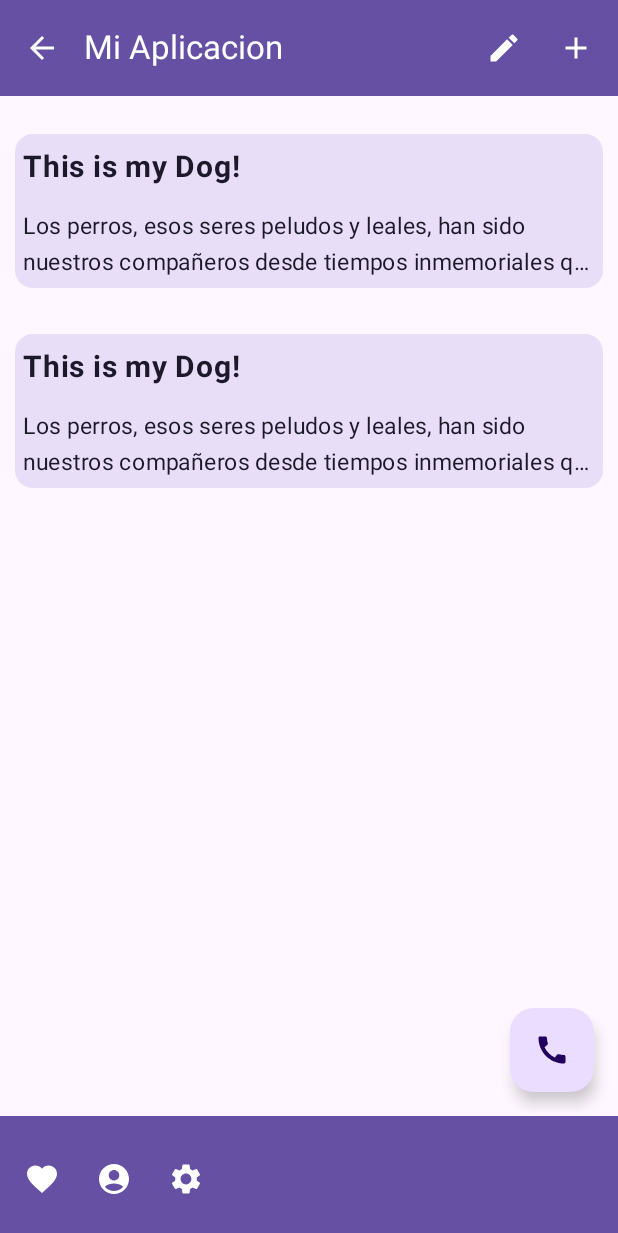
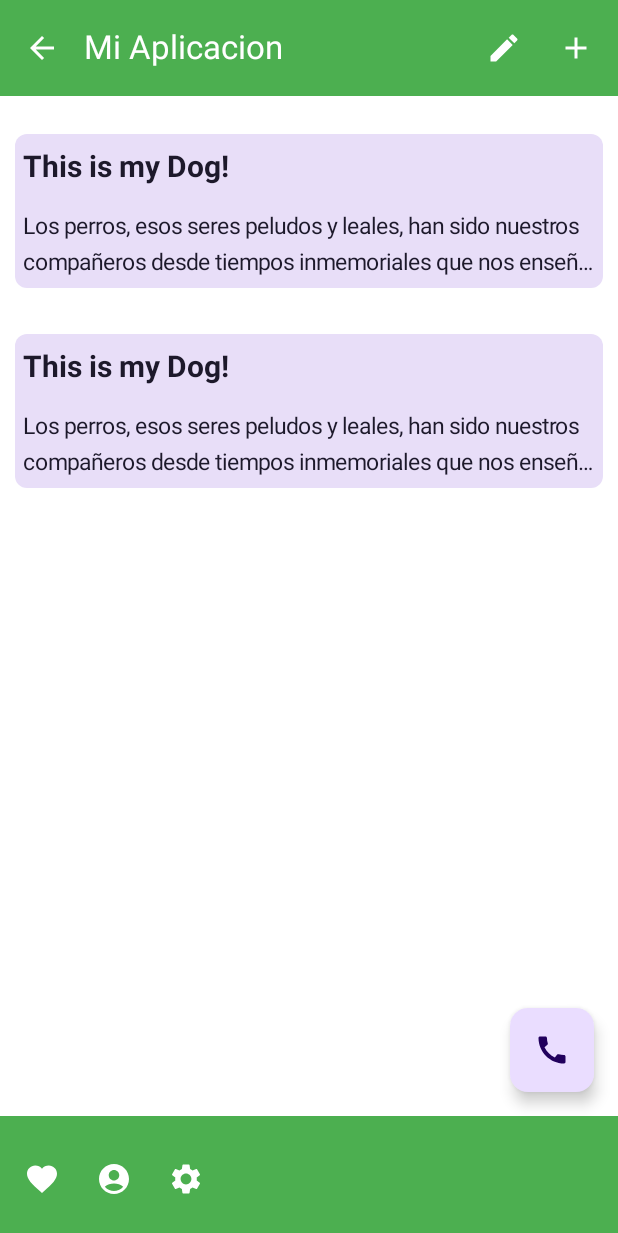
Before and after one commit to pedro-donoso/scaffoldCompose, an Android app built with Jetpack Compose: the screen it shows after launch (MainActivity), on a phone screen of 412 x 824 dp. Shown: the top 1233 px of the screen. Run offline under Robolectric (Android 15) with nearby library versions, the phone set to English and light mode, and no system bars; pictures from the network do not load.

Commit message:
Creo theme y typography

```diff
--- a/app/src/main/java/com/example/material3app/MainActivity.kt
+++ b/app/src/main/java/com/example/material3app/MainActivity.kt
@@ -10,11 +10,8 @@ import androidx.compose.foundation.layout.Arrangement
 import androidx.compose.foundation.layout.Box
 import androidx.compose.foundation.layout.Column
 import androidx.compose.foundation.layout.fillMaxHeight
-import androidx.compose.foundation.layout.fillMaxSize
 import androidx.compose.foundation.layout.fillMaxWidth
-import androidx.compose.foundation.layout.height
 import androidx.compose.foundation.layout.padding
-import androidx.compose.foundation.layout.wrapContentHeight
 import androidx.compose.foundation.rememberScrollState
 import androidx.compose.foundation.verticalScroll
 import androidx.compose.material.icons.Icons
@@ -28,7 +25,6 @@ import androidx.compose.material.icons.filled.Settings
 import androidx.compose.material3.AlertDialog
 import androidx.compose.material3.BottomAppBar
 import androidx.compose.material3.Card
-import androidx.compose.material3.CardColors
 import androidx.compose.material3.CardDefaults
 import androidx.compose.material3.ExperimentalMaterial3Api
 import androidx.compose.material3.FloatingActionButton
@@ -57,7 +53,6 @@ import com.example.material3app.ui.theme.Material3AppTheme
 
 //extiende de ComponentActivity para poder usar el setContent
 class MainActivity : ComponentActivity() {
-    @OptIn(ExperimentalMaterial3Api::class)
     override fun onCreate(savedInstanceState: Bundle?) {
         super.onCreate(savedInstanceState)
         enableEdgeToEdge()
@@ -169,6 +164,9 @@ fun Material3AlertDialog(
     onDismiss: () -> Unit
 ) {
     AlertDialog(
+
+        containerColor = MaterialTheme.colorScheme.primary,
+
         onDismissRequest = onDismiss,
         confirmButton = {
             TextButton(onClick = {
--- a/app/src/main/java/com/example/material3app/ui/theme/Color.kt
+++ /dev/null
@@ -1,11 +0,0 @@
-package com.example.material3app.ui.theme
-
-import androidx.compose.ui.graphics.Color
-
-val Purple80 = Color(0xFFD0BCFF)
-val PurpleGrey80 = Color(0xFFCCC2DC)
-val Pink80 = Color(0xFFEFB8C8)
-
-val Purple40 = Color(0xFF6650a4)
-val PurpleGrey40 = Color(0xFF625b71)
-val Pink40 = Color(0xFF7D5260)
--- /dev/null
+++ b/app/src/main/java/com/example/material3app/ui/theme/Material3AppTheme.kt
@@ -0,0 +1,79 @@
+package com.example.material3app.ui.theme
+
+import androidx.compose.foundation.isSystemInDarkTheme
+import androidx.compose.foundation.shape.RoundedCornerShape
+import androidx.compose.material3.MaterialTheme
+import androidx.compose.material3.Shapes
+import androidx.compose.material3.darkColorScheme
+import androidx.compose.material3.lightColorScheme
+import androidx.compose.material3.Typography
+import androidx.compose.runtime.Composable
+import androidx.compose.ui.graphics.Color
+import androidx.compose.ui.text.TextStyle
+import androidx.compose.ui.text.font.FontWeight
+import androidx.compose.ui.unit.dp
+import androidx.compose.ui.unit.sp
+
+private val LightColorScheme = lightColorScheme(
+    primary = Color(0xFF4CAF50),
+    onPrimary = Color.White,
+    secondary = Color(0xFF03DAC5),
+    onSecondary = Color.Black,
+    error = Color(0xFFB00020),
+    onError = Color.White,
+    background = Color.White,
+    onBackground = Color.Black,
+    surface = Color.White,
+    onSurface = Color.Black
+)
+
+private val DarkColorScheme = darkColorScheme(
+    primary = Color(0xFF4CAF50),
+    onPrimary = Color.White,
+    secondary = Color(0xFF03DAC5),
+    onSecondary = Color.Black,
+    error = Color(0xFFB00020),
+    onError = Color.White,
+    background = Color(0xFF121212),
+    onBackground = Color.White,
+    surface = Color(0xFF121212),
+    onSurface = Color.White
+)
+
+private val Typography = Typography(
+    bodyLarge = TextStyle(
+        fontSize = 16.sp,
+        lineHeight = 24.sp,
+        fontWeight = FontWeight.Normal
+    ),
+    bodyMedium = TextStyle(
+        fontSize = 14.sp,
+        lineHeight = 20.sp,
+        fontWeight = FontWeight.Normal
+    ),
+    bodySmall = TextStyle(
+        fontSize = 12.sp,
+        lineHeight = 16.sp,
+        fontWeight = FontWeight.Normal
+    )
+)
+
+@Composable
+fun Material3AppTheme(
+    darkTheme: Boolean = isSystemInDarkTheme(),
+    content: @Composable () -> Unit
+) {
+    val colorScheme = if (darkTheme) DarkColorScheme else LightColorScheme
+    val shapes = Shapes(
+        small = RoundedCornerShape(4.dp),
+        medium = RoundedCornerShape(8.dp),
+        large = RoundedCornerShape(12.dp)
+    )
+
+    MaterialTheme(
+        colorScheme = colorScheme,
+        typography = Typography,
+        shapes = shapes,
+        content = content
+    )
+}
--- a/app/src/main/java/com/example/material3app/ui/theme/Theme.kt
+++ /dev/null
@@ -1,58 +0,0 @@
-package com.example.material3app.ui.theme
-
-import android.app.Activity
-import android.os.Build
-import androidx.compose.foundation.isSystemInDarkTheme
-import androidx.compose.material3.MaterialTheme
-import androidx.compose.material3.darkColorScheme
-import androidx.compose.material3.dynamicDarkColorScheme
-import androidx.compose.material3.dynamicLightColorScheme
-import androidx.compose.material3.lightColorScheme
-import androidx.compose.runtime.Composable
-import androidx.compose.ui.platform.LocalContext
-
-private val DarkColorScheme = darkColorScheme(
-    primary = Purple80,
-    secondary = PurpleGrey80,
-    tertiary = Pink80
-)
-
-private val LightColorScheme = lightColorScheme(
-    primary = Purple40,
-    secondary = PurpleGrey40,
-    tertiary = Pink40
-
-    /* Other default colors to override
-    background = Color(0xFFFFFBFE),
-    surface = Color(0xFFFFFBFE),
-    onPrimary = Color.White,
-    onSecondary = Color.White,
-    onTertiary = Color.White,
-    onBackground = Color(0xFF1C1B1F),
-    onSurface = Color(0xFF1C1B1F),
-    */
-)
-
-@Composable
-fun Material3AppTheme(
-    darkTheme: Boolean = isSystemInDarkTheme(),
-    // Dynamic color is available on Android 12+
-    dynamicColor: Boolean = false,
-    content: @Composable () -> Unit
-) {
-    val colorScheme = when {
-        dynamicColor && Build.VERSION.SDK_INT >= Build.VERSION_CODES.S -> {
-            val context = LocalContext.current
-            if (darkTheme) dynamicDarkColorScheme(context) else dynamicLightColorScheme(context)
-        }
-
-        darkTheme -> DarkColorScheme
-        else -> LightColorScheme
-    }
-
-    MaterialTheme(
-        colorScheme = colorScheme,
-        typography = Typography,
-        content = content
-    )
-}
--- a/app/src/main/java/com/example/material3app/ui/theme/Type.kt
+++ /dev/null
@@ -1,34 +0,0 @@
-package com.example.material3app.ui.theme
-
-import androidx.compose.material3.Typography
-import androidx.compose.ui.text.TextStyle
-import androidx.compose.ui.text.font.FontFamily
-import androidx.compose.ui.text.font.FontWeight
-import androidx.compose.ui.unit.sp
-
-// Set of Material typography styles to start with
-val Typography = Typography(
-    bodyLarge = TextStyle(
-        fontFamily = FontFamily.Default,
-        fontWeight = FontWeight.Normal,
-        fontSize = 16.sp,
-        lineHeight = 24.sp,
-        letterSpacing = 0.5.sp
-    )
-    /* Other default text styles to override
-    titleLarge = TextStyle(
-        fontFamily = FontFamily.Default,
-        fontWeight = FontWeight.Normal,
-        fontSize = 22.sp,
-        lineHeight = 28.sp,
-        letterSpacing = 0.sp
-    ),
-    labelSmall = TextStyle(
-        fontFamily = FontFamily.Default,
-        fontWeight = FontWeight.Medium,
-        fontSize = 11.sp,
-        lineHeight = 16.sp,
-        letterSpacing = 0.5.sp
-    )
-    */
-)
--- /dev/null
+++ b/app/src/main/java/com/example/material3app/ui/theme/Typography.kt
@@ -0,0 +1,24 @@
+package com.example.material3app.ui.theme
+
+import androidx.compose.material3.Typography
+import androidx.compose.ui.text.TextStyle
+import androidx.compose.ui.text.font.FontWeight
+import androidx.compose.ui.unit.sp
+
+private val Typography = Typography(
+    bodyLarge = TextStyle(
+        fontSize = 16.sp,
+        lineHeight = 24.sp,
+        fontWeight = FontWeight.Normal
+    ),
+    bodyMedium = TextStyle(
+        fontSize = 14.sp,
+        lineHeight = 20.sp,
+        fontWeight = FontWeight.Normal
+    ),
+    bodySmall = TextStyle(
+        fontSize = 12.sp,
+        lineHeight = 16.sp,
+        fontWeight = FontWeight.Normal
+    )
+)
```
